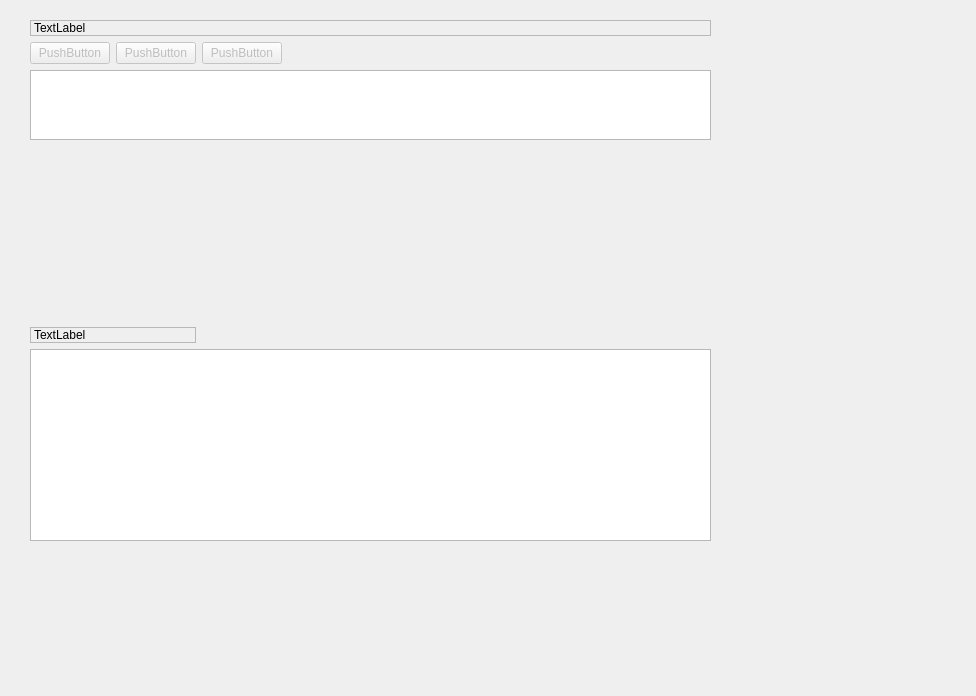
longturn/freeciv21, file client/views/view_units.ui: the form before one commit.
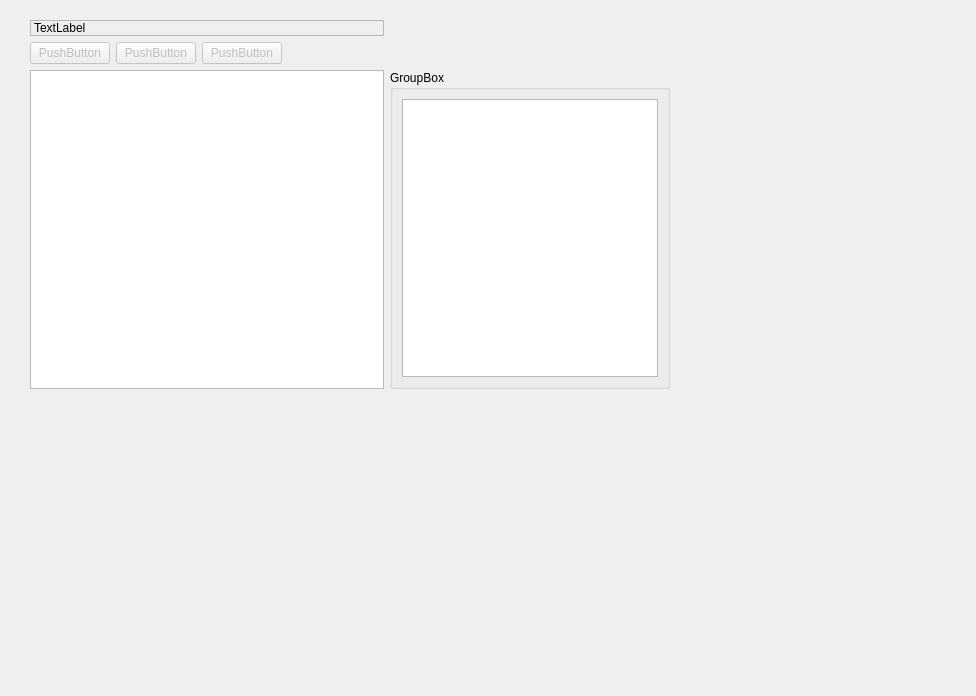
The form after the commit.

Commit message:
Fix the units report when there are many units
Split the window horizontally instead of vertically, which facilitates
scrolling.

Closes #2313.

```diff
--- a/client/views/view_units.ui
+++ b/client/views/view_units.ui
@@ -18,34 +18,19 @@
     <rect>
      <x>30</x>
      <y>20</y>
-     <width>681</width>
-     <height>521</height>
+     <width>640</width>
+     <height>369</height>
     </rect>
    </property>
-   <layout class="QGridLayout" name="units_layout">
-    <item row="7" column="0" colspan="4">
-     <widget class="QTableWidget" name="uwt_widget">
-      <property name="editTriggers">
-       <set>QAbstractItemView::NoEditTriggers</set>
-      </property>
-      <property name="selectionMode">
-       <enum>QAbstractItemView::SingleSelection</enum>
-      </property>
-      <property name="selectionBehavior">
-       <enum>QAbstractItemView::SelectRows</enum>
-      </property>
-      <property name="showGrid">
+   <layout class="QGridLayout" name="units_layout" rowstretch="0,0,1">
+    <item row="1" column="0">
+     <widget class="QPushButton" name="find_but">
+      <property name="enabled">
        <bool>false</bool>
       </property>
-      <property name="sortingEnabled">
-       <bool>true</bool>
+      <property name="text">
+       <string>PushButton</string>
       </property>
-      <attribute name="horizontalHeaderStretchLastSection">
-       <bool>false</bool>
-      </attribute>
-      <attribute name="verticalHeaderVisible">
-       <bool>false</bool>
-      </attribute>
      </widget>
     </item>
     <item row="1" column="1">
@@ -68,16 +53,6 @@
       </property>
      </widget>
     </item>
-    <item row="1" column="0">
-     <widget class="QPushButton" name="find_but">
-      <property name="enabled">
-       <bool>false</bool>
-      </property>
-      <property name="text">
-       <string>PushButton</string>
-      </property>
-     </widget>
-    </item>
     <item row="0" column="0" colspan="4">
      <widget class="QLabel" name="units_label">
       <property name="frameShape">
@@ -88,19 +63,6 @@
       </property>
      </widget>
     </item>
-    <item row="4" column="0">
-     <spacer name="verticalSpacer">
-      <property name="orientation">
-       <enum>Qt::Vertical</enum>
-      </property>
-      <property name="sizeHint" stdset="0">
-       <size>
-        <width>20</width>
-        <height>40</height>
-       </size>
-      </property>
-     </spacer>
-    </item>
     <item row="1" column="3">
      <spacer name="horizontalSpacer">
       <property name="orientation">
@@ -114,7 +76,7 @@
       </property>
      </spacer>
     </item>
-    <item row="3" column="0" colspan="4">
+    <item row="2" column="0" colspan="4">
      <widget class="QTableWidget" name="units_widget">
       <property name="sizePolicy">
        <sizepolicy hsizetype="Preferred" vsizetype="Preferred">
@@ -151,14 +113,38 @@
       </attribute>
      </widget>
     </item>
-    <item row="5" column="0" colspan="2">
-     <widget class="QLabel" name="uwt_label">
-      <property name="frameShape">
-       <enum>QFrame::StyledPanel</enum>
+    <item row="2" column="4">
+     <widget class="QGroupBox" name="uwt_group">
+      <property name="title">
+       <string>GroupBox</string>
       </property>
-      <property name="text">
-       <string>TextLabel</string>
-      </property>
+      <layout class="QVBoxLayout" name="verticalLayout">
+       <item>
+        <widget class="QTableWidget" name="uwt_widget">
+         <property name="editTriggers">
+          <set>QAbstractItemView::NoEditTriggers</set>
+         </property>
+         <property name="selectionMode">
+          <enum>QAbstractItemView::SingleSelection</enum>
+         </property>
+         <property name="selectionBehavior">
+          <enum>QAbstractItemView::SelectRows</enum>
+         </property>
+         <property name="showGrid">
+          <bool>false</bool>
+         </property>
+         <property name="sortingEnabled">
+          <bool>true</bool>
+         </property>
+         <attribute name="horizontalHeaderStretchLastSection">
+          <bool>false</bool>
+         </attribute>
+         <attribute name="verticalHeaderVisible">
+          <bool>false</bool>
+         </attribute>
+        </widget>
+       </item>
+      </layout>
      </widget>
     </item>
    </layout>
```
The commit also changes 1 other file.
